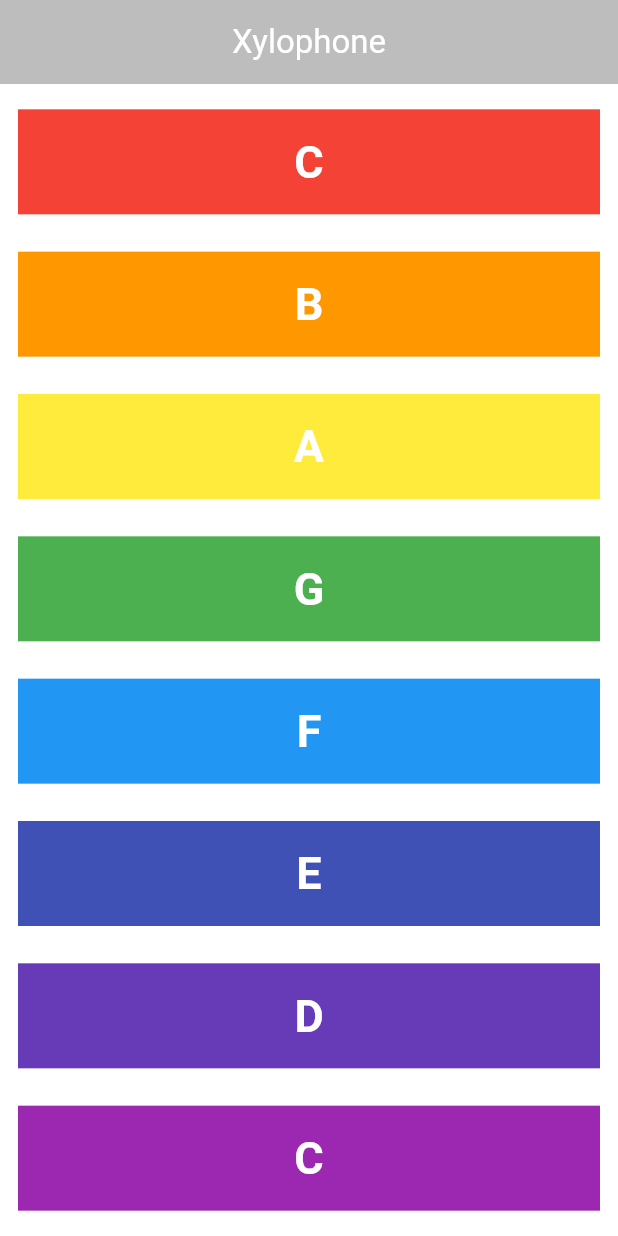
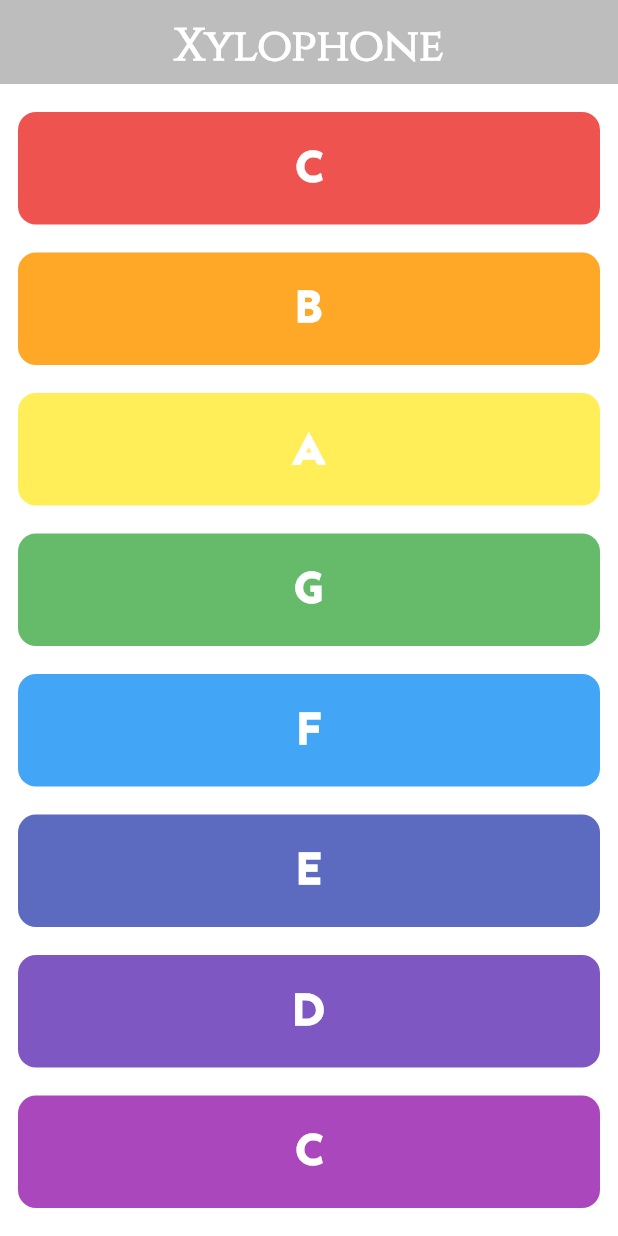
Before and after one commit to devwadhwa01/Xylophone, a Flutter app: the screen it shows after launch, on a phone screen of 412 x 824 dp. Run offline on Flutter 3.47's test engine with Material 3 defaults, Android fonts, the phone set to English and light mode, and no system bars; our stand-ins replace audioplayers.

```diff
--- a/lib/main.dart
+++ b/lib/main.dart
@@ -8,25 +8,46 @@ void main() {
 class MyApp extends StatelessWidget {
   const MyApp({super.key});
 
-  TextButton keys(String noteSound, Color color, String noteName){
-    double buttonHeight = 70.0;
-    return TextButton(
-      style: const ButtonStyle(enableFeedback: false, overlayColor: WidgetStateColor.transparent, shadowColor: WidgetStateColor.transparent, splashFactory: NoSplash.splashFactory),
+
+  ElevatedButton keys(String noteSound, Color? color, String noteName) {
+    double buttonHeight = 75.0;
+    return ElevatedButton(
+      style: ButtonStyle(
+          enableFeedback: false,
+          backgroundColor:  WidgetStateProperty.all<Color?>(color),
+          shape: WidgetStateProperty.all<RoundedRectangleBorder>(
+            RoundedRectangleBorder(
+              borderRadius: BorderRadius.circular(12.0),
+            ),
+          ),
+          overlayColor: WidgetStateColor.transparent,
+          shadowColor: WidgetStateColor.transparent,
+          splashFactory: NoSplash.splashFactory),
       onPressed: () {
         playMusic(noteSound);
       },
-      child: Container(
-        color: color,
+      child: SizedBox(
         width: double.infinity,
         height: buttonHeight,
-        child: Center(child: Text(noteName, style: const TextStyle(fontSize: 30.0, color: Colors.white, fontWeight: FontWeight.bold),)),
+        child: Center(
+          child: Text(
+            noteName,
+            style: const TextStyle(
+                fontSize: 30.0,
+                color: Colors.white,
+                fontWeight: FontWeight.bold,
+                fontFamily: "Avocado",
+            ),
+          ),
+        ),
       ),
     );
   }
 
+  final int colorContrast = 400;
+
   @override
   Widget build(BuildContext context) {
-
     return MaterialApp(
       debugShowCheckedModeBanner: false,
       home: Scaffold(
@@ -34,25 +55,32 @@ class MyApp extends StatelessWidget {
           title: const Center(
             child: Text(
               'Xylophone',
-              style: TextStyle(color: Colors.white),
+              style: TextStyle(
+                  fontSize: 30.0,
+                  color: Colors.white,
+                  fontFamily: "Cinzel",
+                  fontWeight: FontWeight.bold),
             ),
           ),
           backgroundColor: Colors.black26,
         ),
-        body: Column(
-          mainAxisAlignment: MainAxisAlignment.spaceEvenly,
-          children: <Widget>[
-            keys("C2", Colors.red,"C"),
-            keys("B", Colors.orange,"B"),
-            keys("A", Colors.yellow,"A"),
-            keys("G", Colors.green,"G"),
-            keys("F", Colors.blue,"F"),
-            keys("E1", Colors.indigo,"E"),
-            keys("D1", Colors.deepPurple,"D"),
-            keys("C", Colors.purple,"C")
-          ],
+        body: Padding(
+          padding: const EdgeInsets.symmetric(horizontal: 12.0),
+          child: Column(
+            mainAxisAlignment: MainAxisAlignment.spaceEvenly,
+            children: <Widget>[
+              keys("C2", Colors.red[colorContrast], "C"),
+              keys("B", Colors.orange[colorContrast], "B"),
+              keys("A", Colors.yellow[colorContrast], "A"),
+              keys("G", Colors.green[colorContrast], "G"),
+              keys("F", Colors.blue[colorContrast], "F"),
+              keys("E1", Colors.indigo[colorContrast], "E"),
+              keys("D1", Colors.deepPurple[colorContrast], "D"),
+              keys("C", Colors.purple[colorContrast], "C")
+            ],
+          ),
         ),
-        backgroundColor: Colors.white10,
+        backgroundColor: Colors.white24,
       ),
     );
   }
```
Also changed, not shown: pubspec.yaml (+12 -0 lines), fonts/Cinzel-Regular.otf (added), fonts/ltavocado-regular.ttf (added), fonts/subjectivity.regular.otf (added), xylophone_icon.png (added), 65 other files.
